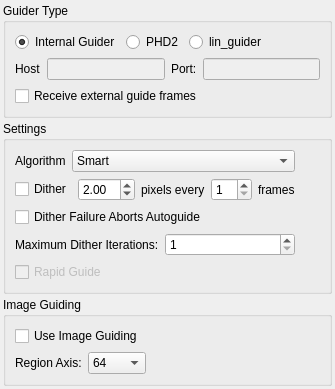
Old version of the form kstars/ekos/guide/opsguide.ui in the repository KDE/kstars.
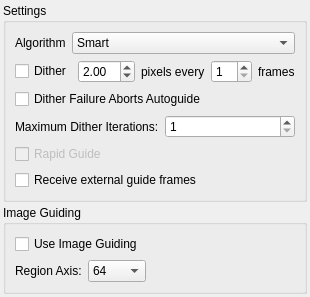
New version of the form.

Commit message: Remove guider selection from guide options and make it part of profile. This frees Guide device selection to select an actual CCD while at the same type selecting a different guider besides internal guider. Guider type, host, and port are now saved in the profile as well

Patch:
```diff
--- a/kstars/ekos/guide/opsguide.ui
+++ b/kstars/ekos/guide/opsguide.ui
@@ -6,8 +6,8 @@
    <rect>
     <x>0</x>
     <y>0</y>
-    <width>335</width>
-    <height>362</height>
+    <width>304</width>
+    <height>274</height>
    </rect>
   </property>
   <layout class="QVBoxLayout" name="verticalLayout_2">
@@ -26,125 +26,6 @@
    <property name="bottomMargin">
     <number>3</number>
    </property>
-   <item>
-    <widget class="QGroupBox" name="groupBox_7">
-     <property name="title">
-      <string>Guider Type</string>
-     </property>
-     <layout class="QVBoxLayout" name="verticalLayout">
-      <item>
-       <layout class="QHBoxLayout" name="horizontalLayout_10">
-        <item>
-         <widget class="QRadioButton" name="internalGuideR">
-          <property name="toolTip">
-           <string>Use Ekos Native Guider.</string>
-          </property>
-          <property name="text">
-           <string>Internal Guider</string>
-          </property>
-          <property name="checked">
-           <bool>true</bool>
-          </property>
-          <attribute name="buttonGroup">
-           <string notr="true">guiderTypeButtonGroup</string>
-          </attribute>
-         </widget>
-        </item>
-        <item>
-         <widget class="QRadioButton" name="PHD2GuideR">
-          <property name="toolTip">
-           <string>Use External PHD2 Guider. Limited functionality.</string>
-          </property>
-          <property name="text">
-           <string>PHD2</string>
-          </property>
-          <property name="checked">
-           <bool>false</bool>
-          </property>
-          <attribute name="buttonGroup">
-           <string notr="true">guiderTypeButtonGroup</string>
-          </attribute>
-         </widget>
-        </item>
-        <item>
-         <widget class="QRadioButton" name="LinGuiderR">
-          <property name="text">
-           <string>lin_guider</string>
-          </property>
-          <attribute name="buttonGroup">
-           <string notr="true">guiderTypeButtonGroup</string>
-          </attribute>
-         </widget>
-        </item>
-        <item>
-         <spacer name="horizontalSpacer_2">
-          <property name="orientation">
-           <enum>Qt::Horizontal</enum>
-          </property>
-          <property name="sizeHint" stdset="0">
-           <size>
-            <width>40</width>
-            <height>20</height>
-           </size>
-          </property>
-         </spacer>
-        </item>
-       </layout>
-      </item>
-      <item>
-       <layout class="QHBoxLayout" name="horizontalLayout">
-        <item>
-         <widget class="QLabel" name="label_5">
-          <property name="text">
-           <string>Host</string>
-          </property>
-         </widget>
-        </item>
-        <item>
-         <widget class="QLineEdit" name="externalHost">
-          <property name="enabled">
-           <bool>false</bool>
-          </property>
-          <property name="text">
-           <string/>
-          </property>
-         </widget>
-        </item>
-        <item>
-         <widget class="QLabel" name="label_26">
-          <property name="text">
-           <string>Port:</string>
-          </property>
-         </widget>
-        </item>
-        <item>
-         <widget class="QLineEdit" name="externalPort">
-          <property name="enabled">
-           <bool>false</bool>
-          </property>
-          <property name="text">
-           <string/>
-          </property>
-         </widget>
-        </item>
-       </layout>
-      </item>
-      <item>
-       <widget class="QCheckBox" name="kcfg_GuideRemoteImagesEnabled">
-        <property name="enabled">
-         <bool>true</bool>
-        </property>
-        <property name="toolTip">
-         <string>For external guiders, enable receiving guide images in Ekos.</string>
-        </property>
-        <property name="text">
-         <string>Receive external guide frames</string>
-        </property>
-       </widget>
-      </item>
-     </layout>
-    </widget>
-   </item>
    <item>
     <widget class="QGroupBox" name="groupBox">
      <property name="title">
@@ -298,6 +179,19 @@
           </property>
          </widget>
         </item>
+        <item>
+         <widget class="QCheckBox" name="kcfg_GuideRemoteImagesEnabled">
+          <property name="enabled">
+           <bool>true</bool>
+          </property>
+          <property name="toolTip">
+           <string>For external guiders, enable receiving guide images in Ekos.</string>
+          </property>
+          <property name="text">
+           <string>Receive external guide frames</string>
+          </property>
+         </widget>
+        </item>
        </layout>
       </item>
       <item>
```
The commit also changes 13 other files.
